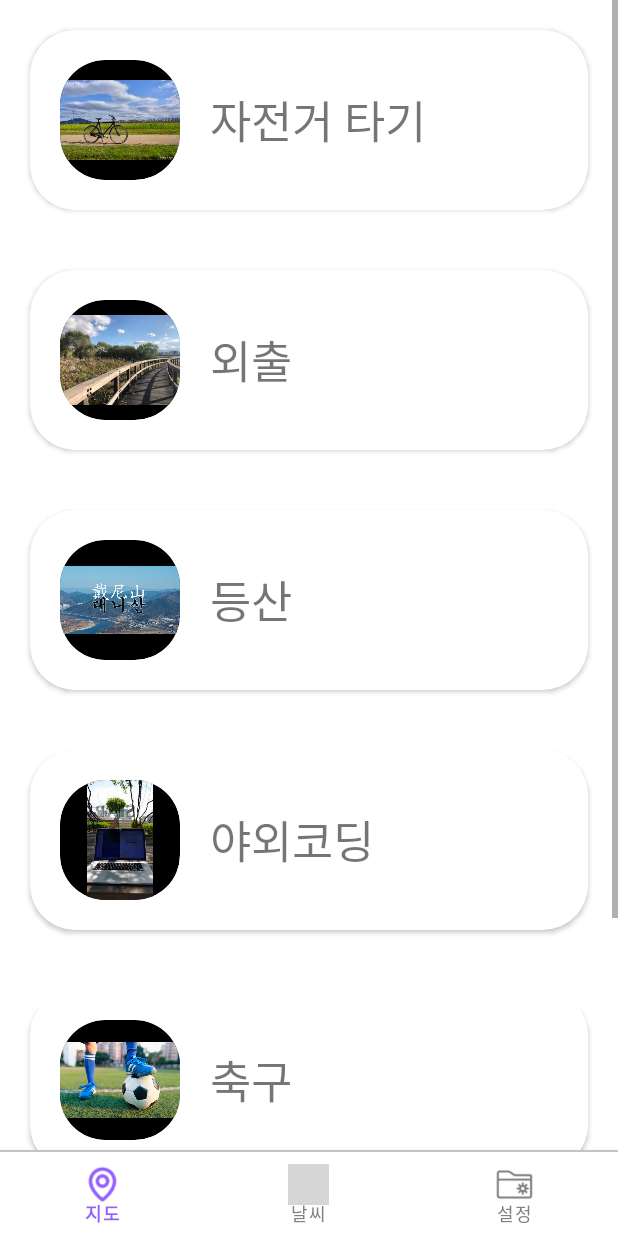
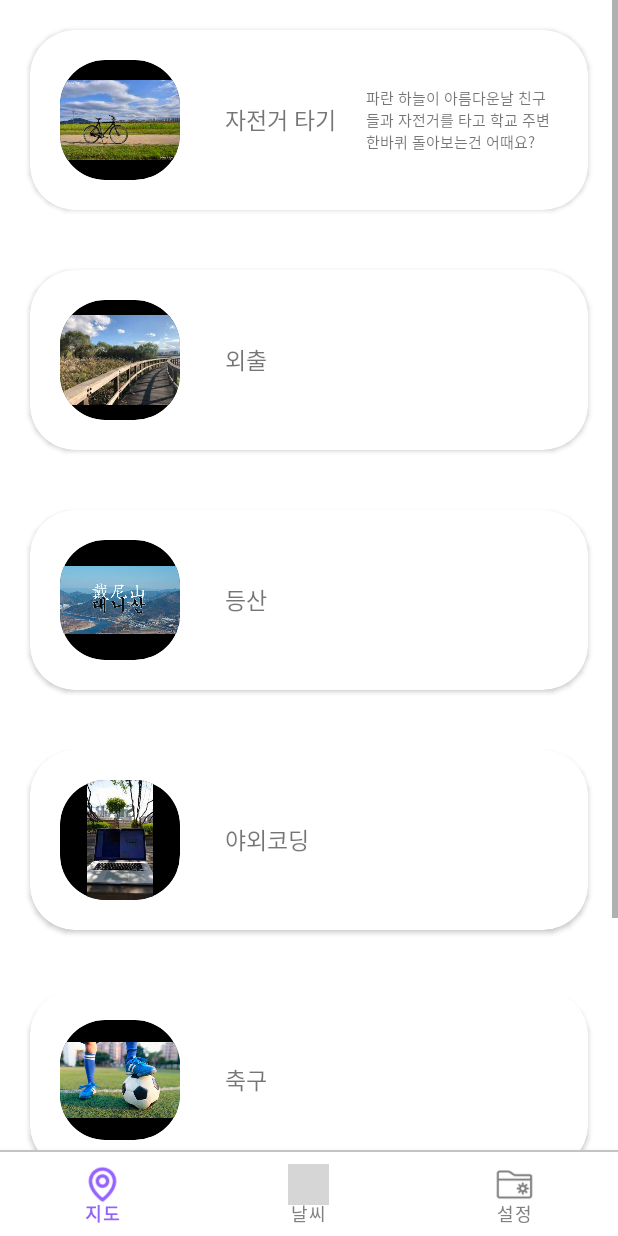
Before and after one commit to HamTory06/ALT_Map, an Android app: the fragment Sunny_fragment placed in its activity, on a phone screen of 412 x 824 dp. Run offline under Robolectric (Android 15) with nearby library versions, the phone set to English and light mode, and no system bars; grey boxes are pictures that could not be loaded.

Commit message:
정신나갈거가태

```diff
--- a/app/src/main/java/com/example/alt_map/SunnyAdapter.kt
+++ b/app/src/main/java/com/example/alt_map/SunnyAdapter.kt
@@ -28,9 +28,11 @@ class SunnyAdapter(val context: Context) : RecyclerView.Adapter<SunnyAdapter.Hol
 
     inner class Holder(itemView: View) : RecyclerView.ViewHolder(itemView) {
         val name = itemView.findViewById<TextView>(R.id.sunny_activity_text)
+        val ex = itemView.findViewById<TextView>(R.id.sunny_activity_text_2)
         val img = itemView.findViewById<ImageView>(R.id.profile_img)
         fun bind(sunnyData: SunnyData) {
             name.text = sunnyData.name
+            ex.text = sunnyData.ex
             img.setImageResource(sunnyData.profile)
             img.clipToOutline = true
         }
--- a/app/src/main/java/com/example/alt_map/SunnyData.kt
+++ b/app/src/main/java/com/example/alt_map/SunnyData.kt
@@ -3,6 +3,5 @@ package com.example.alt_map
 data class SunnyData(
     val profile: Int,
     val name: String,
-    val lat: Double,
-    val lon: Double
+    val ex: String
 )
--- a/app/src/main/java/com/example/alt_map/Sunny_fragment.kt
+++ b/app/src/main/java/com/example/alt_map/Sunny_fragment.kt
@@ -46,11 +46,11 @@ class Sunny_fragment : Fragment() {
 
     private fun addData() {
         //축구, 산책, 외출, 야외코딩, 등산, 자전거 타기, 농구
-        mAdapter.data.add(SunnyData(R.drawable.img_7,"자전거 타기", 37.54892296550104, 126.99089033876304))
-        mAdapter.data.add(SunnyData(R.drawable.img_1,"외출", 37.54892296550104, 126.99089033876304))
-        mAdapter.data.add(SunnyData(R.drawable.img_6,"등산", 37.54892296550104, 126.99089033876304))
-        mAdapter.data.add(SunnyData(R.drawable.img_5,"야외코딩", 37.54892296550104, 126.99089033876304))
-        mAdapter.data.add(SunnyData(R.drawable.img,"축구", 37.54892296550104, 126.99089033876304))
-        mAdapter.data.add(SunnyData(R.drawable.img_3,"농구", 37.54892296550104, 126.99089033876304))
+        mAdapter.data.add(SunnyData(R.drawable.img_7,"자전거 타기", "파란 하늘이 아름다운날 친구들과 자전거를 타고 학교 주변 한바퀴 돌아보는건 어때요?",))
+        mAdapter.data.add(SunnyData(R.drawable.img_1,"외출", "",))
+        mAdapter.data.add(SunnyData(R.drawable.img_6,"등산", "",))
+        mAdapter.data.add(SunnyData(R.drawable.img_5,"야외코딩", "",))
+        mAdapter.data.add(SunnyData(R.drawable.img,"축구", "",))
+        mAdapter.data.add(SunnyData(R.drawable.img_3,"농구", "",))
     }
 }
--- a/app/src/main/res/layout/sunny_item.xml
+++ b/app/src/main/res/layout/sunny_item.xml
@@ -20,13 +20,22 @@
             android:background="@drawable/border" />
 
         <TextView
-            android:id="@+id/sunny_activity_text"
+        android:id="@+id/sunny_activity_text"
+        android:layout_width="wrap_content"
+        android:layout_height="wrap_content"
+        android:layout_gravity="center_vertical"
+        android:layout_marginStart="30dp"
+        android:text="맑음"
+        android:textSize="15dp"/>
+
+        <TextView
+            android:id="@+id/sunny_activity_text_2"
             android:layout_width="wrap_content"
             android:layout_height="wrap_content"
-            android:layout_gravity="center_vertical"
+            android:layout_gravity="center"
             android:layout_marginStart="20dp"
             android:text="맑음"
-            android:textSize="30sp" />
+            android:textSize="10dp"/>
 
 
     </LinearLayout>
```
